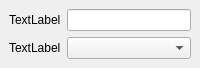
MaxGyverTech/DBviewer, file UIs/linePlCombo.ui: the form before one commit.
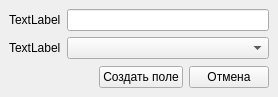
The form after the commit.

Diff of the .ui file:
```diff
--- a/UIs/linePlCombo.ui
+++ b/UIs/linePlCombo.ui
@@ -6,8 +6,8 @@
    <rect>
     <x>0</x>
     <y>0</y>
-    <width>198</width>
-    <height>64</height>
+    <width>278</width>
+    <height>97</height>
    </rect>
   </property>
   <property name="windowTitle">
@@ -20,6 +20,8 @@
      <height>0</height>
     </size>
    </property>
+   <layout class="QVBoxLayout" name="verticalLayout">
+    <item>
    <layout class="QFormLayout" name="formLayout">
     <item row="0" column="0">
      <widget class="QLabel" name="txt1">
@@ -40,6 +42,39 @@
     </item>
     <item row="1" column="1">
      <widget class="QComboBox" name="comboBox"/>
+      </item>
+     </layout>
+    </item>
+    <item>
+     <layout class="QHBoxLayout" name="horizontalLayout">
+      <item>
+       <spacer name="horizontalSpacer">
+        <property name="orientation">
+         <enum>Qt::Horizontal</enum>
+        </property>
+        <property name="sizeHint" stdset="0">
+         <size>
+          <width>40</width>
+          <height>20</height>
+         </size>
+        </property>
+       </spacer>
+      </item>
+      <item>
+       <widget class="QPushButton" name="confBtn">
+        <property name="text">
+         <string>Создать поле</string>
+        </property>
+       </widget>
+      </item>
+      <item>
+       <widget class="QPushButton" name="cansBtn">
+        <property name="text">
+         <string>Отмена</string>
+        </property>
+       </widget>
+      </item>
+     </layout>
     </item>
    </layout>
   </widget>
```
Lines whose indentation alone changed are shown as unchanged.
